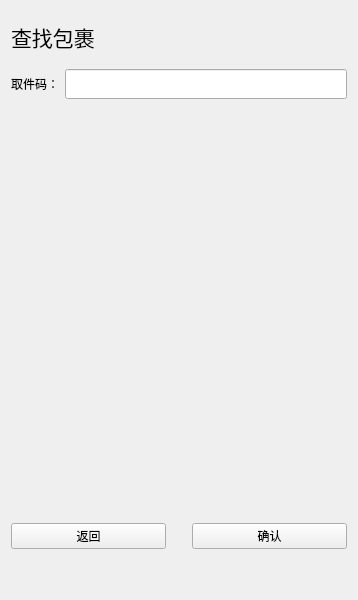
Before: the Qt Designer form entryerror.ui in sg-first/Express-System, drawn with Qt 5.
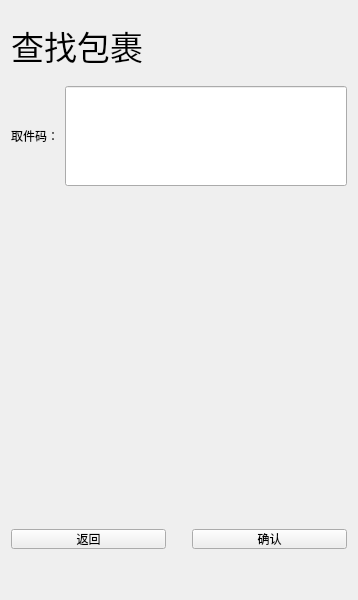
After: the same form once the commit is applied.

```diff
--- a/entryerror.ui
+++ b/entryerror.ui
@@ -41,7 +41,7 @@
      <property name="font">
       <font>
        <family>Arial</family>
-       <pointsize>16</pointsize>
+       <pointsize>25</pointsize>
       </font>
      </property>
      <property name="text">
@@ -88,7 +88,7 @@
        <property name="minimumSize">
         <size>
          <width>0</width>
-         <height>30</height>
+         <height>100</height>
         </size>
        </property>
       </widget>
```
